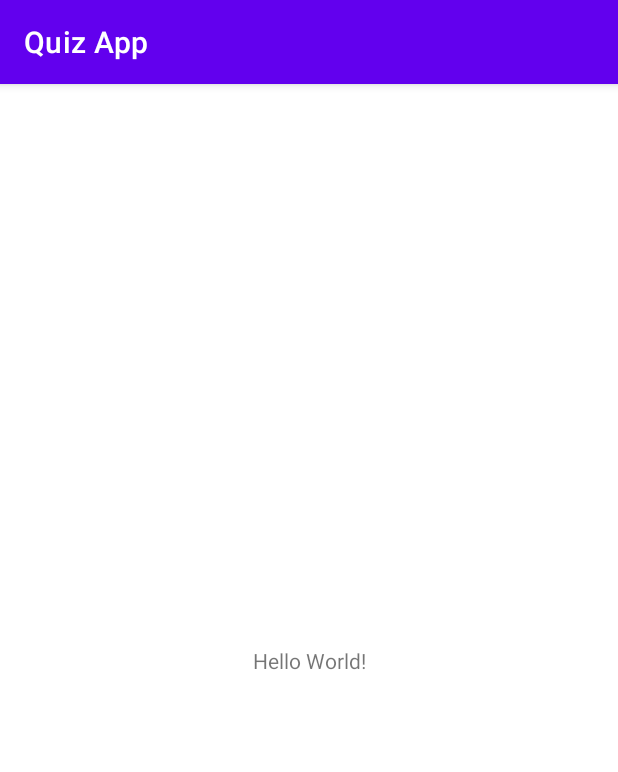
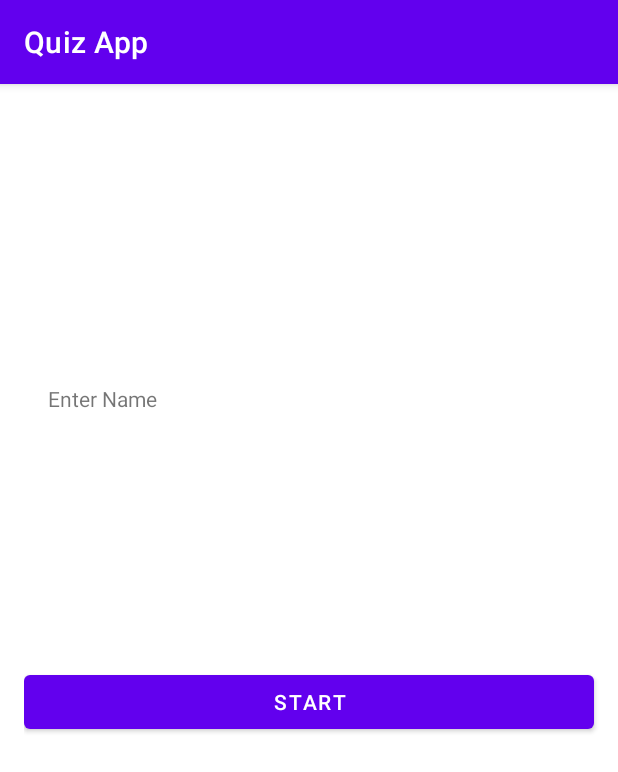
Before and after one commit to fahimfaisal/Quiz-Game, an Android app: the screen it shows after launch (MainActivity), on a phone screen of 412 x 824 dp. Shown: the top 772 px of the screen. Run offline under Robolectric (Android 15) with nearby library versions, the phone set to English and light mode, and no system bars.

Commit message:
Added an activity and initial app screen

```diff
--- a/app/build.gradle
+++ b/app/build.gradle
@@ -32,6 +32,8 @@ dependencies {
     implementation 'androidx.appcompat:appcompat:1.2.0'
     implementation 'com.google.android.material:material:1.3.0'
     implementation 'androidx.constraintlayout:constraintlayout:2.0.4'
+    implementation 'androidx.navigation:navigation-fragment:2.3.4'
+    implementation 'androidx.navigation:navigation-ui:2.3.4'
     testImplementation 'junit:junit:4.+'
     androidTestImplementation 'androidx.test.ext:junit:1.1.2'
     androidTestImplementation 'androidx.test.espresso:espresso-core:3.3.0'
--- a/app/src/main/AndroidManifest.xml
+++ b/app/src/main/AndroidManifest.xml
@@ -9,6 +9,10 @@
         android:roundIcon="@mipmap/ic_launcher_round"
         android:supportsRtl="true"
         android:theme="@style/Theme.QuizApp">
+        <activity
+            android:name=".QuestionActivity"
+            android:label="@string/title_activity_question"
+            android:theme="@style/Theme.QuizApp.NoActionBar"></activity>
         <activity android:name=".MainActivity">
             <intent-filter>
                 <action android:name="android.intent.action.MAIN" />
@@ -16,6 +20,7 @@
                 <category android:name="android.intent.category.LAUNCHER" />
             </intent-filter>
         </activity>
+
     </application>
 
 </manifest>
--- a/app/src/main/java/com/example/quizapp/MainActivity.java
+++ b/app/src/main/java/com/example/quizapp/MainActivity.java
@@ -2,13 +2,31 @@ package com.example.quizapp;
 
 import androidx.appcompat.app.AppCompatActivity;
 
+import android.content.Intent;
 import android.os.Bundle;
+import android.view.View;
+import android.widget.Button;
 
 public class MainActivity extends AppCompatActivity {
-
+        private Button button;
     @Override
     protected void onCreate(Bundle savedInstanceState) {
         super.onCreate(savedInstanceState);
         setContentView(R.layout.activity_main);
+        button = (Button)findViewById(R.id.button);
+
+        button.setOnClickListener(new View.OnClickListener() {
+            @Override
+            public void onClick(View v) {
+                openActivity2();
+            }
+        });
+
     }
+
+    public void openActivity2(){
+        Intent myIntent = new Intent(this, QuestionActivity.class);
+      startActivity(myIntent);
+    }
+
 }
--- a/app/src/main/res/layout/activity_main.xml
+++ b/app/src/main/res/layout/activity_main.xml
@@ -1,18 +1,71 @@
 <?xml version="1.0" encoding="utf-8"?>
-<androidx.constraintlayout.widget.ConstraintLayout xmlns:android="http://schemas.android.com/apk/res/android"
+<androidx.appcompat.widget.LinearLayoutCompat xmlns:android="http://schemas.android.com/apk/res/android"
     xmlns:app="http://schemas.android.com/apk/res-auto"
     xmlns:tools="http://schemas.android.com/tools"
     android:layout_width="match_parent"
     android:layout_height="match_parent"
+    android:orientation="vertical"
     tools:context=".MainActivity">
 
-    <TextView
-        android:layout_width="wrap_content"
+    <LinearLayout
+        android:layout_width="match_parent"
         android:layout_height="wrap_content"
-        android:text="Hello World!"
-        app:layout_constraintBottom_toBottomOf="parent"
-        app:layout_constraintLeft_toLeftOf="parent"
-        app:layout_constraintRight_toRightOf="parent"
-        app:layout_constraintTop_toTopOf="parent" />
+        android:layout_marginLeft="16dp"
+        android:layout_marginTop="16dp"
+        android:layout_weight="1"
+        android:orientation="horizontal"
+        android:backgroundTint="#FFFFFF"
+        >
 
-</androidx.constraintlayout.widget.ConstraintLayout>
+        <TextView
+            android:id="@+id/enter_name"
+            android:layout_width="0dp"
+            android:layout_height="wrap_content"
+            android:layout_marginLeft="16dp"
+            android:layout_weight="1"
+            android:layout_marginTop="16dp"
+            android:layout_marginRight="16dp"
+            android:layout_gravity="center_vertical"
+            android:text="Enter Name"
+             />
+        <EditText
+            android:id="@+id/input"
+            android:layout_width="0dp"
+            android:layout_height="wrap_content"
+            android:layout_marginLeft="16dp"
+            android:layout_weight="2"
+            android:layout_marginTop="16dp"
+            android:layout_marginRight="16dp"
+            android:background="@color/white"
+            android:layout_gravity="center_vertical"
+            android:inputType="text"/>
+    </LinearLayout>
+    <LinearLayout
+        android:layout_width="match_parent"
+        android:layout_height="wrap_content"
+        android:layout_marginLeft="16dp"
+        android:layout_marginBottom="16dp"
+        android:layout_weight="1"
+        android:layout_gravity="center_vertical"
+        android:backgroundTint="#FFFFFF"
+        android:orientation="horizontal">
+
+        <Button
+            android:id="@+id/button"
+            android:layout_width="0dp"
+            android:layout_height="wrap_content"
+            android:layout_marginTop="16dp"
+            android:layout_marginRight="16dp"
+            android:layout_weight="1"
+            android:text="START"
+            />
+
+
+
+    </LinearLayout>
+
+
+
+
+
+</androidx.appcompat.widget.LinearLayoutCompat>
--- /dev/null
+++ b/app/src/main/res/layout/content_question.xml
@@ -0,0 +1,6 @@
+<?xml version="1.0" encoding="utf-8"?>
+<androidx.constraintlayout.widget.ConstraintLayout xmlns:android="http://schemas.android.com/apk/res/android"
+    xmlns:app="http://schemas.android.com/apk/res-auto"
+    android:layout_width="match_parent"
+    android:layout_height="match_parent"
+    app:layout_behavior="@string/appbar_scrolling_view_behavior"></androidx.constraintlayout.widget.ConstraintLayout>
--- /dev/null
+++ b/app/src/main/res/values/dimens.xml
@@ -0,0 +1,3 @@
+<resources>
+    <dimen name="fab_margin">16dp</dimen>
+</resources>
--- a/app/src/main/res/values/themes.xml
+++ b/app/src/main/res/values/themes.xml
@@ -13,4 +13,13 @@
         <item name="android:statusBarColor" tools:targetApi="l">?attr/colorPrimaryVariant</item>
         <!-- Customize your theme here. -->
     </style>
+
+    <style name="Theme.QuizApp.NoActionBar">
+        <item name="windowActionBar">false</item>
+        <item name="windowNoTitle">true</item>
+    </style>
+
+    <style name="Theme.QuizApp.AppBarOverlay" parent="ThemeOverlay.AppCompat.Dark.ActionBar" />
+
+    <style name="Theme.QuizApp.PopupOverlay" parent="ThemeOverlay.AppCompat.Light" />
 </resources>
```
Also changed, not shown: app/src/main/java/com/example/quizapp/FirstFragment.java (added, +34 -0 lines), app/src/main/java/com/example/quizapp/QuestionActivity.java (added, +24 -0 lines), app/src/main/java/com/example/quizapp/SecondFragment.java (added, +34 -0 lines), app/src/main/res/layout/activity_question.xml (added, +25 -0 lines), app/src/main/res/layout/fragment_first.xml (added, +28 -0 lines), app/src/main/res/layout/fragment_second.xml (added, +27 -0 lines), app/src/main/res/navigation/nav_graph.xml (added, +28 -0 lines), app/src/main/res/values/strings.xml (+9 -0 lines).
